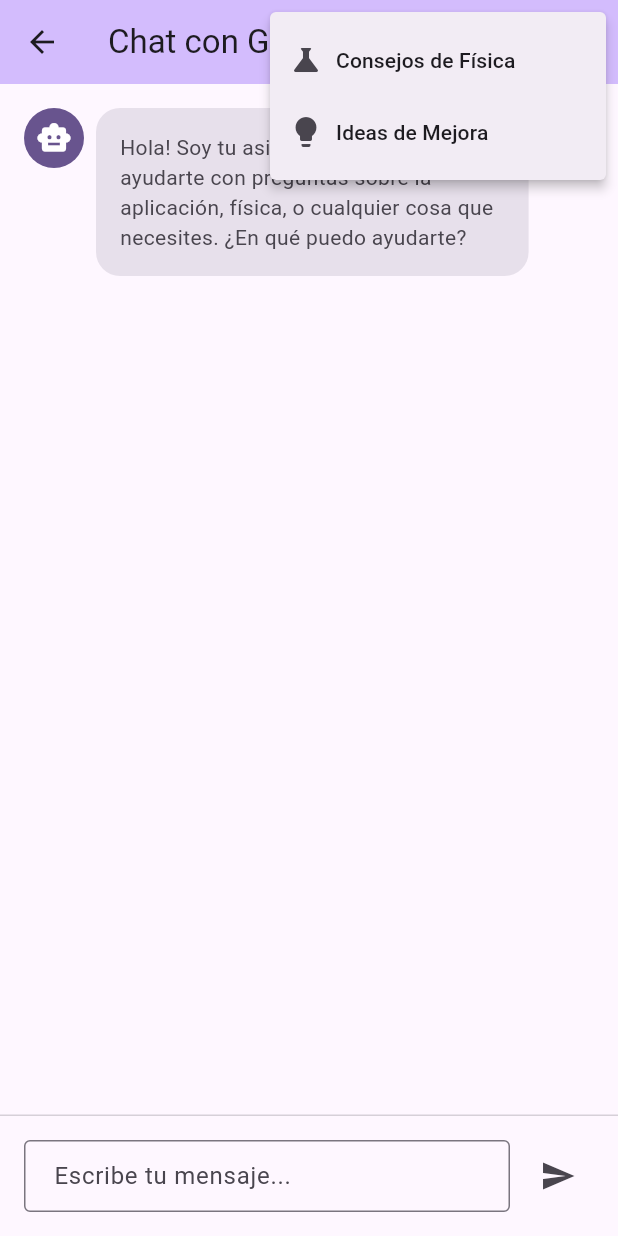
After one commit to juan-campuzano/mcp-dart, a Flutter app: the GeminiChatScreen screen opened directly, after a tap on the "more vert" icon, on a phone screen of 412 x 824 dp. The commit adds this screen. Run offline on Flutter 3.47's test engine with Material 3 defaults, Android fonts, the light colour scheme and no system bars; our stand-ins replace flutter_dotenv, google_generative_ai.

Commit message:
add gemini to the app

```diff
--- a/lib/main.dart
+++ b/lib/main.dart
@@ -1,7 +1,11 @@
 import 'package:flutter/material.dart';
 import 'dart:math' as math;
+import 'package:flutter_dotenv/flutter_dotenv.dart';
+import 'screens/gemini_chat_screen.dart';
 
-void main() {
+Future<void> main() async {
+  // Cargar variables de entorno
+  await dotenv.load(fileName: ".env");
   runApp(const MyApp());
 }
 
@@ -176,6 +180,20 @@ class _BallPhysicsScreenState extends State<BallPhysicsScreen>
         mainAxisAlignment: MainAxisAlignment.end,
         children: [
           FloatingActionButton(
+            onPressed: () {
+              Navigator.push(
+                context,
+                MaterialPageRoute(
+                  builder: (context) => const GeminiChatScreen(),
+                ),
+              );
+            },
+            heroTag: "gemini",
+            backgroundColor: Colors.purple,
+            child: const Icon(Icons.smart_toy, color: Colors.white),
+          ),
+          const SizedBox(height: 16),
+          FloatingActionButton(
             onPressed: _resetBall,
             heroTag: "reset",
             child: const Icon(Icons.refresh),
--- /dev/null
+++ b/lib/screens/gemini_chat_screen.dart
@@ -0,0 +1,266 @@
+import 'package:flutter/material.dart';
+import '../services/gemini_service.dart';
+
+class GeminiChatScreen extends StatefulWidget {
+  const GeminiChatScreen({super.key});
+
+  @override
+  State<GeminiChatScreen> createState() => _GeminiChatScreenState();
+}
+
+class _GeminiChatScreenState extends State<GeminiChatScreen> {
+  final GeminiService _geminiService = GeminiService();
+  final TextEditingController _textController = TextEditingController();
+  final List<ChatMessage> _messages = [];
+  bool _isLoading = false;
+
+  @override
+  void initState() {
+    super.initState();
+    _addMessage(
+      'Hola! Soy tu asistente con IA. Puedo ayudarte con preguntas sobre la aplicación, física, o cualquier cosa que necesites. ¿En qué puedo ayudarte?',
+      isUser: false,
+    );
+  }
+
+  void _addMessage(String text, {required bool isUser}) {
+    setState(() {
+      _messages.add(ChatMessage(text: text, isUser: isUser));
+    });
+  }
+
+  Future<void> _sendMessage(String text) async {
+    if (text.trim().isEmpty) return;
+
+    _addMessage(text, isUser: true);
+    _textController.clear();
+
+    setState(() {
+      _isLoading = true;
+    });
+
+    try {
+      final response = await _geminiService.askAboutApp(text);
+      _addMessage(response, isUser: false);
+    } catch (e) {
+      _addMessage(
+        'Error: No se pudo conectar con Gemini. Verifica tu API key.',
+        isUser: false,
+      );
+    }
+
+    setState(() {
+      _isLoading = false;
+    });
+  }
+
+  Future<void> _getPhysicsTips() async {
+    setState(() {
+      _isLoading = true;
+    });
+
+    try {
+      final tips = await _geminiService.getPhysicsTips();
+      _addMessage(tips, isUser: false);
+    } catch (e) {
+      _addMessage('Error al obtener consejos de física.', isUser: false);
+    }
+
+    setState(() {
+      _isLoading = false;
+    });
+  }
+
+  Future<void> _getImprovementIdeas() async {
+    setState(() {
+      _isLoading = true;
+    });
+
+    try {
+      final ideas = await _geminiService.getImprovementIdeas();
+      _addMessage(ideas, isUser: false);
+    } catch (e) {
+      _addMessage('Error al obtener ideas de mejora.', isUser: false);
+    }
+
+    setState(() {
+      _isLoading = false;
+    });
+  }
+
+  @override
+  Widget build(BuildContext context) {
+    return Scaffold(
+      appBar: AppBar(
+        title: const Text('Chat con Gemini'),
+        backgroundColor: Theme.of(context).colorScheme.inversePrimary,
+        actions: [
+          PopupMenuButton<String>(
+            onSelected: (value) {
+              switch (value) {
+                case 'physics':
+                  _getPhysicsTips();
+                  break;
+                case 'ideas':
+                  _getImprovementIdeas();
+                  break;
+              }
+            },
+            itemBuilder: (context) => [
+              const PopupMenuItem(
+                value: 'physics',
+                child: Row(
+                  children: [
+                    Icon(Icons.science),
+                    SizedBox(width: 8),
+                    Text('Consejos de Física'),
+                  ],
+                ),
+              ),
+              const PopupMenuItem(
+                value: 'ideas',
+                child: Row(
+                  children: [
+                    Icon(Icons.lightbulb),
+                    SizedBox(width: 8),
+                    Text('Ideas de Mejora'),
+                  ],
+                ),
+              ),
+            ],
+          ),
+        ],
+      ),
+      body: Column(
+        children: [
+          Expanded(
+            child: ListView.builder(
+              padding: const EdgeInsets.all(16),
+              itemCount: _messages.length,
+              itemBuilder: (context, index) {
+                final message = _messages[index];
+                return ChatBubble(message: message);
+              },
+            ),
+          ),
+          if (_isLoading)
+            const Padding(
+              padding: EdgeInsets.all(16),
+              child: Row(
+                children: [
+                  SizedBox(
+                    width: 20,
+                    height: 20,
+                    child: CircularProgressIndicator(strokeWidth: 2),
+                  ),
+                  SizedBox(width: 12),
+                  Text('Gemini está pensando...'),
+                ],
+              ),
+            ),
+          Container(
+            padding: const EdgeInsets.all(16),
+            decoration: BoxDecoration(
+              color: Theme.of(context).colorScheme.surface,
+              border: Border(
+                top: BorderSide(
+                  color: Theme.of(context).colorScheme.outline.withOpacity(0.3),
+                ),
+              ),
+            ),
+            child: Row(
+              children: [
+                Expanded(
+                  child: TextField(
+                    controller: _textController,
+                    decoration: const InputDecoration(
+                      hintText: 'Escribe tu mensaje...',
+                      border: OutlineInputBorder(),
+                      contentPadding: EdgeInsets.symmetric(
+                        horizontal: 16,
+                        vertical: 12,
+                      ),
+                    ),
+                    onSubmitted: _sendMessage,
+                    enabled: !_isLoading,
+                  ),
+                ),
+                const SizedBox(width: 8),
+                IconButton(
+                  onPressed: _isLoading
+                      ? null
+                      : () => _sendMessage(_textController.text),
+                  icon: const Icon(Icons.send),
+                ),
+              ],
+            ),
+          ),
+        ],
+      ),
+    );
+  }
+}
+
+class ChatMessage {
+  final String text;
+  final bool isUser;
+
+  ChatMessage({required this.text, required this.isUser});
+}
+
+class ChatBubble extends StatelessWidget {
+  final ChatMessage message;
+
+  const ChatBubble({super.key, required this.message});
+
+  @override
+  Widget build(BuildContext context) {
+    return Container(
+      margin: const EdgeInsets.only(bottom: 16),
+      child: Row(
+        mainAxisAlignment: message.isUser
+            ? MainAxisAlignment.end
+            : MainAxisAlignment.start,
+        crossAxisAlignment: CrossAxisAlignment.start,
+        children: [
+          if (!message.isUser) ...[
+            CircleAvatar(
+              backgroundColor: Theme.of(context).colorScheme.primary,
+              child: const Icon(Icons.smart_toy, color: Colors.white),
+            ),
+            const SizedBox(width: 8),
+          ],
+          Flexible(
+            child: Container(
+              constraints: BoxConstraints(
+                maxWidth: MediaQuery.of(context).size.width * 0.7,
+              ),
+              padding: const EdgeInsets.all(16),
+              decoration: BoxDecoration(
+                color: message.isUser
+                    ? Theme.of(context).colorScheme.primary
+                    : Theme.of(context).colorScheme.surfaceVariant,
+                borderRadius: BorderRadius.circular(16),
+              ),
+              child: Text(
+                message.text,
+                style: TextStyle(
+                  color: message.isUser
+                      ? Theme.of(context).colorScheme.onPrimary
+                      : Theme.of(context).colorScheme.onSurfaceVariant,
+                ),
+              ),
+            ),
+          ),
+          if (message.isUser) ...[
+            const SizedBox(width: 8),
+            CircleAvatar(
+              backgroundColor: Theme.of(context).colorScheme.secondary,
+              child: const Icon(Icons.person, color: Colors.white),
+            ),
+          ],
+        ],
+      ),
+    );
+  }
+}
--- /dev/null
+++ b/lib/services/gemini_service.dart
@@ -0,0 +1,70 @@
+import 'package:google_generative_ai/google_generative_ai.dart';
+import 'package:flutter_dotenv/flutter_dotenv.dart';
+
+class GeminiService {
+  late final GenerativeModel _model;
+
+  GeminiService() {
+    final apiKey = dotenv.env['GEMINI_API_KEY'] ?? '';
+    if (apiKey.isEmpty) {
+      throw Exception('GEMINI_API_KEY no encontrada en el archivo .env');
+    }
+    _model = GenerativeModel(model: 'gemini-1.5-flash', apiKey: apiKey);
+  }
+
+  /// Envía un mensaje a Gemini y obtiene la respuesta
+  Future<String> sendMessage(String message) async {
+    try {
+      final content = [Content.text(message)];
+      final response = await _model.generateContent(content);
+
+      if (response.text != null) {
+        return response.text!;
+      } else {
+        return 'No se pudo obtener una respuesta de Gemini.';
+      }
+    } catch (e) {
+      return 'Error al comunicarse con Gemini: $e';
+    }
+  }
+
+  /// Envía un mensaje con contexto sobre la aplicación
+  Future<String> askAboutApp(String question) async {
+    final contextualMessage =
+        '''
+    Eres un asistente para una aplicación Flutter que simula una pelota con físicas realistas.
+    La aplicación tiene:
+    - Una pelota que rebota dentro de un círculo
+    - Gravedad que afecta el movimiento
+    - Colisiones realistas con el borde del círculo
+    - Un botón para resetear la pelota
+    - Un botón cohete para dar impulso extra a la pelota
+
+    Pregunta del usuario: $question
+
+    Responde de manera útil y amigable sobre la aplicación.
+    ''';
+
+    return await sendMessage(contextualMessage);
+  }
+
+  /// Genera consejos sobre física o programación relacionados con la app
+  Future<String> getPhysicsTips() async {
+    final message = '''
+    Dame 3 datos curiosos o consejos sobre física relacionados con simulaciones de pelotas rebotando.
+    Hazlo de manera educativa pero divertida.
+    ''';
+
+    return await sendMessage(message);
+  }
+
+  /// Genera ideas para mejorar la aplicación
+  Future<String> getImprovementIdeas() async {
+    final message = '''
+    Dame 3 ideas creativas para mejorar una aplicación de simulación de física con una pelota que rebota.
+    Pueden ser nuevas características, efectos visuales, o mecánicas de juego.
+    ''';
+
+    return await sendMessage(message);
+  }
+}
```
Also changed, not shown: pubspec.yaml (+8 -3 lines), pubspec.lock, 4 other files.
